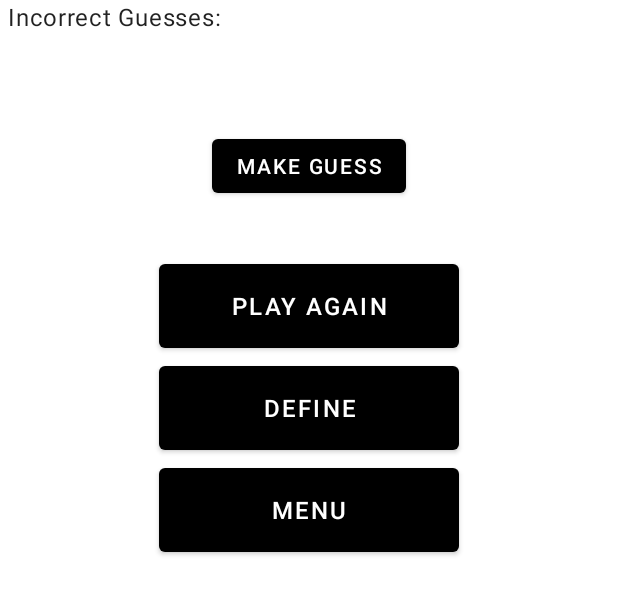
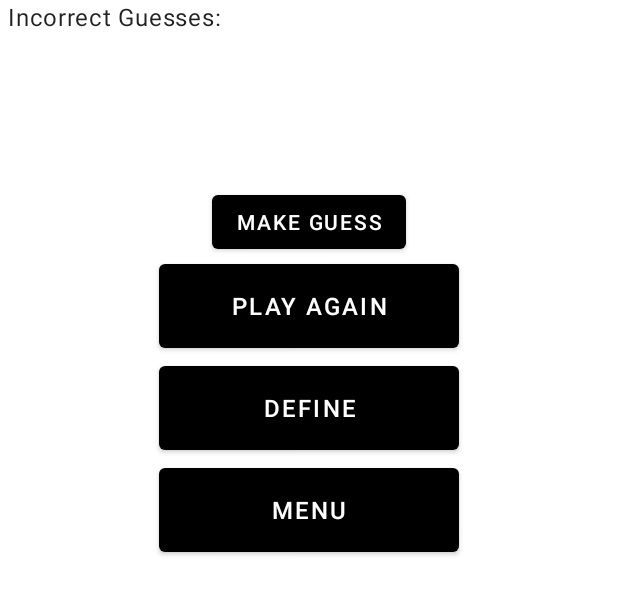
Before and after one commit to prestwia/cs492-final-kotlin, an Android app: the layout activity_game.xml on its own in the app's theme, with its tools: preview values and no code run, on a phone screen of 412 x 824 dp, the part 210-825 px from its top. Run offline under Robolectric (Android 15) with nearby library versions, the phone set to English and light mode, and no system bars.

Commit message:
added spacing changes (#26)
Co-authored-by: Josh Minyard <joshdaminyard@gmail.com>

```diff
--- a/app/src/main/java/com/example/hangman/ui/GameActivity.kt
+++ b/app/src/main/java/com/example/hangman/ui/GameActivity.kt
@@ -14,12 +14,10 @@ import android.widget.TextView
 import android.widget.Toast
 import androidx.activity.viewModels
 import androidx.appcompat.app.AppCompatActivity
-import androidx.lifecycle.findViewTreeViewModelStoreOwner
 import androidx.preference.PreferenceManager
 import com.example.hangman.R
 import com.example.hangman.data.LoadingStatus
 import com.google.android.material.progressindicator.CircularProgressIndicator
-import android.view.inputmethod.InputMethodManager
 
 
 class GameActivity: AppCompatActivity() {
--- a/app/src/main/res/layout/activity_game.xml
+++ b/app/src/main/res/layout/activity_game.xml
@@ -93,9 +93,10 @@
         android:layout_width="wrap_content"
         android:layout_height="wrap_content"
         android:text="@string/guess_button"
-        app:layout_constraintTop_toBottomOf="@+id/incorrect_guesses"
+        app:layout_constraintTop_toBottomOf="@+id/guesses_left"
         app:layout_constraintLeft_toLeftOf="parent"
         app:layout_constraintRight_toRightOf="parent"
+        android:layout_marginTop="10dp"
         tools:ignore="MissingConstraints" />
 
 
```
